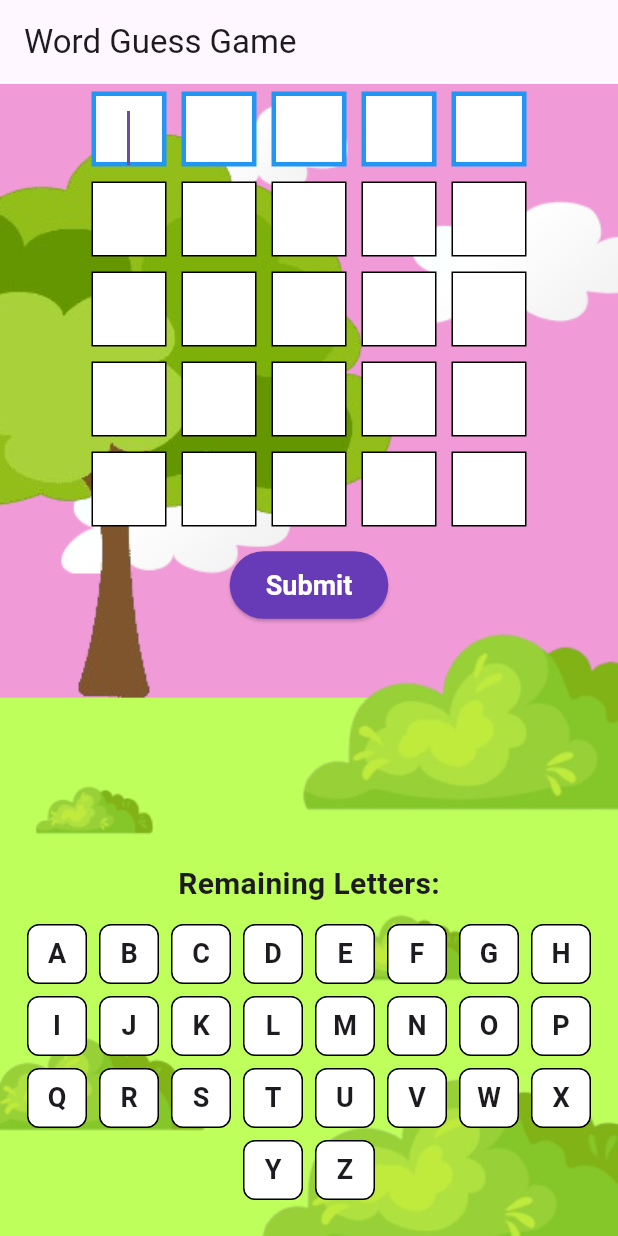
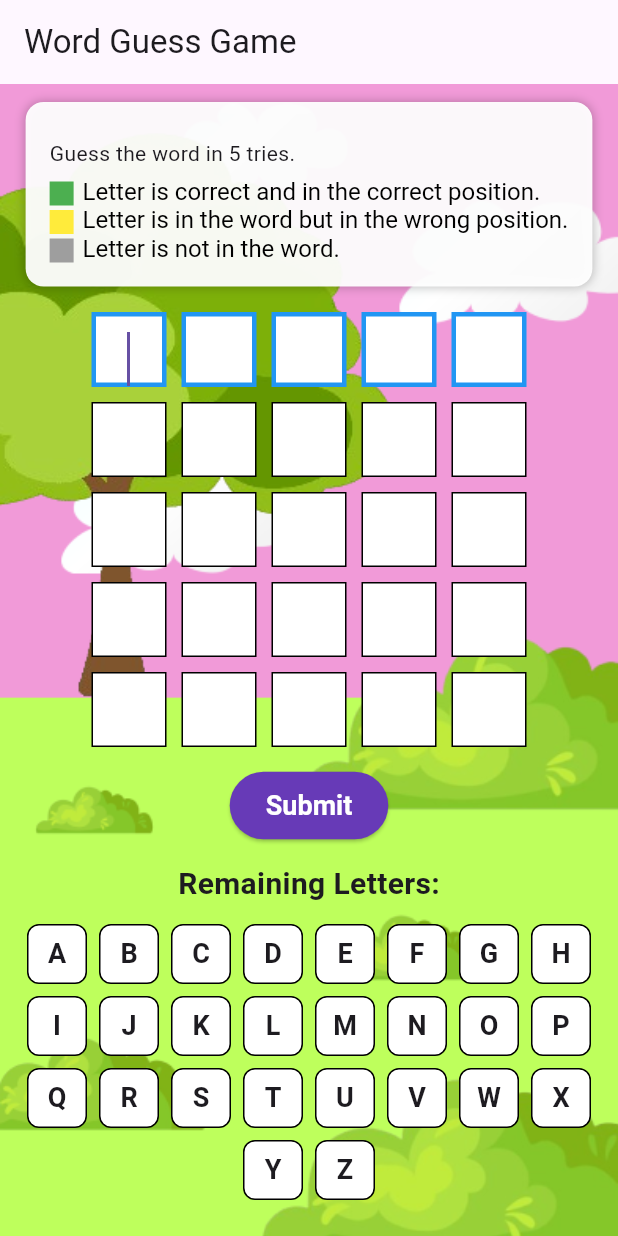
Before and after one commit to grHarshan/smart_kidz_games, a Flutter app: the screen it shows after launch, after a tap on "Game 6", on a phone screen of 412 x 824 dp. Run offline on Flutter 3.47's test engine with Material 3 defaults, Android fonts, the light colour scheme and no system bars; our stand-ins replace dotted_border.

Commit message:
game 6 instruction update

```diff
--- a/lib/game6.dart
+++ b/lib/game6.dart
@@ -125,6 +125,62 @@ class _Game6State extends State<Game6> {
           ),
           child: Column(
             children: [
+              // 🧠 Instruction Box
+              Padding(
+                padding: const EdgeInsets.all(12.0),
+                child: Container(
+                  padding: EdgeInsets.all(16),
+                  decoration: BoxDecoration(
+                    color: Colors.white.withOpacity(0.95),
+                    borderRadius: BorderRadius.circular(12),
+                    boxShadow: [BoxShadow(color: Colors.black26, blurRadius: 5)],
+                  ),
+                  child: Column(
+                    crossAxisAlignment: CrossAxisAlignment.start,
+                    children: [
+                      SizedBox(height: 8),
+                      Text("Guess the word in $maxAttempts tries."),
+                      SizedBox(height: 6),
+                      RichText(
+                        text: TextSpan(
+                          style: TextStyle(fontSize: 16, color: Colors.black),
+                          children: [
+                            WidgetSpan(
+                              child: Container(
+                                width: 16,
+                                height: 16,
+                                color: Colors.green,
+                                margin: EdgeInsets.only(right: 6),
+                              ),
+                            ),
+                            TextSpan(text: "Letter is correct and in the correct position.\n"),
+                            WidgetSpan(
+                              child: Container(
+                                width: 16,
+                                height: 16,
+                                color: Colors.yellow,
+                                margin: EdgeInsets.only(right: 6),
+                              ),
+                            ),
+                            TextSpan(text: "Letter is in the word but in the wrong position.\n"),
+                            WidgetSpan(
+                              child: Container(
+                                width: 16,
+                                height: 16,
+                                color: Colors.grey,
+                                margin: EdgeInsets.only(right: 6),
+                              ),
+                            ),
+                            TextSpan(text: "Letter is not in the word."),
+                          ],
+                        ),
+                      ),
+                    ],
+                  ),
+                ),
+              ),
+
+              // Word Rows
               for (int i = 0; i < maxAttempts; i++)
                 Row(
                   mainAxisAlignment: MainAxisAlignment.center,
@@ -168,6 +224,7 @@ class _Game6State extends State<Game6> {
                     );
                   }),
                 ),
+
               SizedBox(height: 10),
               if (currentAttempt < maxAttempts && !isGameOver)
                 ElevatedButton(
@@ -181,6 +238,8 @@ class _Game6State extends State<Game6> {
                   child: Text("Submit"),
                 ),
               Spacer(),
+
+              // ⌨️ Remaining Letters
               Text(
                 "Remaining Letters:",
                 style: TextStyle(fontSize: 20, fontWeight: FontWeight.bold),
@@ -221,7 +280,6 @@ Wrap(
                   );
                 }),
               ),
-
               SizedBox(height: 20),
             ],
           ),
@@ -241,7 +299,6 @@ class VictoryScreen extends StatelessWidget {
     return Scaffold(
       body: Stack(
         children: [
-          // Background with low opacity overlay
           Opacity(
             opacity: 0.5,
             child: Container(
```
Lines whose indentation alone changed are shown as unchanged.
